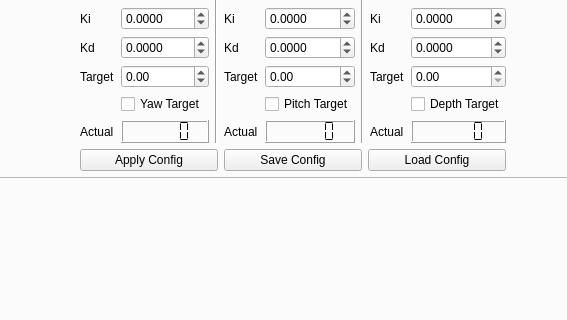
This is Gui/phoenix_gui/ui/main_window.ui in decoderdan/projectPhoenix as Qt 5 draws it before an edit; both pictures show x 104 to 671 and y 194 to 514 of the 800 by 600 pixel window. The edited form follows.
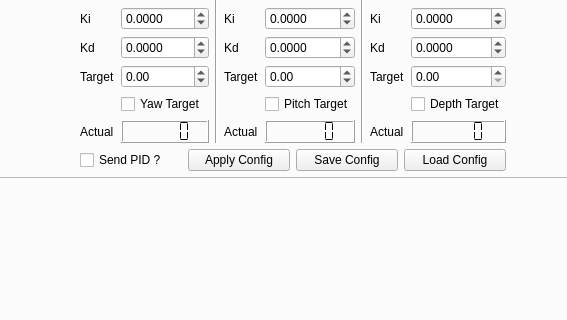
This is the edited form.

Commit message: added set pid tickbox to gui

Diff of the .ui file:
```diff
--- a/Gui/phoenix_gui/ui/main_window.ui
+++ b/Gui/phoenix_gui/ui/main_window.ui
@@ -735,6 +735,13 @@
                </item>
                <item>
                 <layout class="QHBoxLayout" name="horizontalLayout_4">
+                 <item>
+                  <widget class="QCheckBox" name="checkBox_sendPID">
+                   <property name="text">
+                    <string>Send PID ?</string>
+                   </property>
+                  </widget>
+                 </item>
                  <item>
                   <widget class="QPushButton" name="pushButton_applyConfig_PID">
                    <property name="text">
```
The commit also changes 4 other files.
